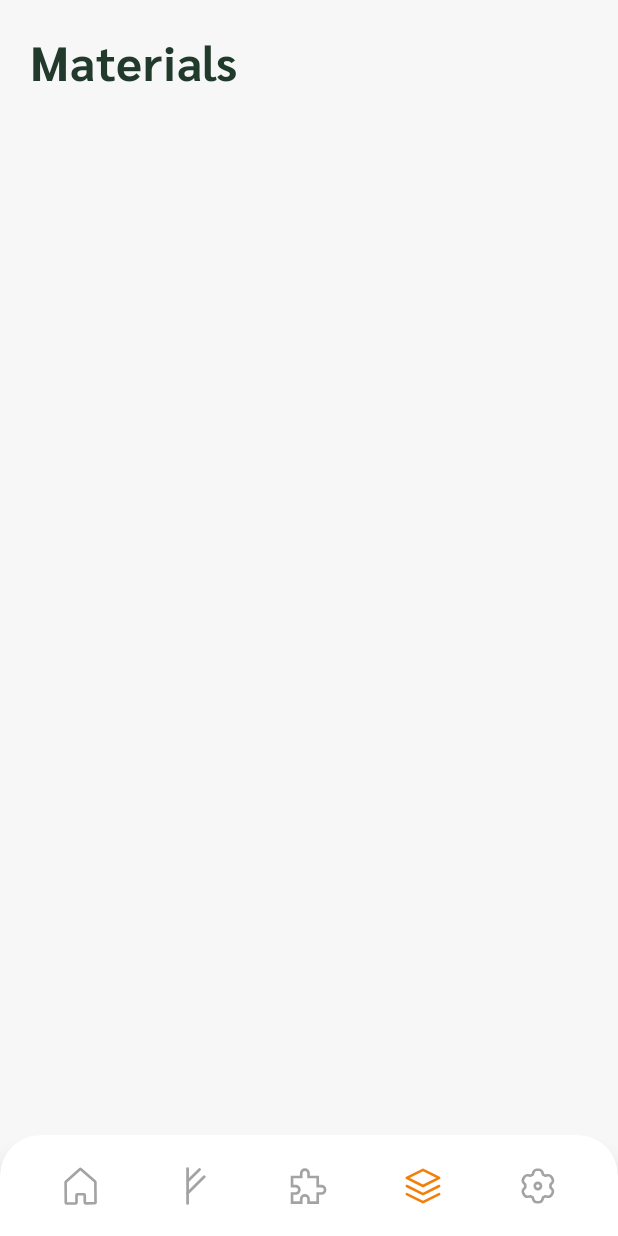
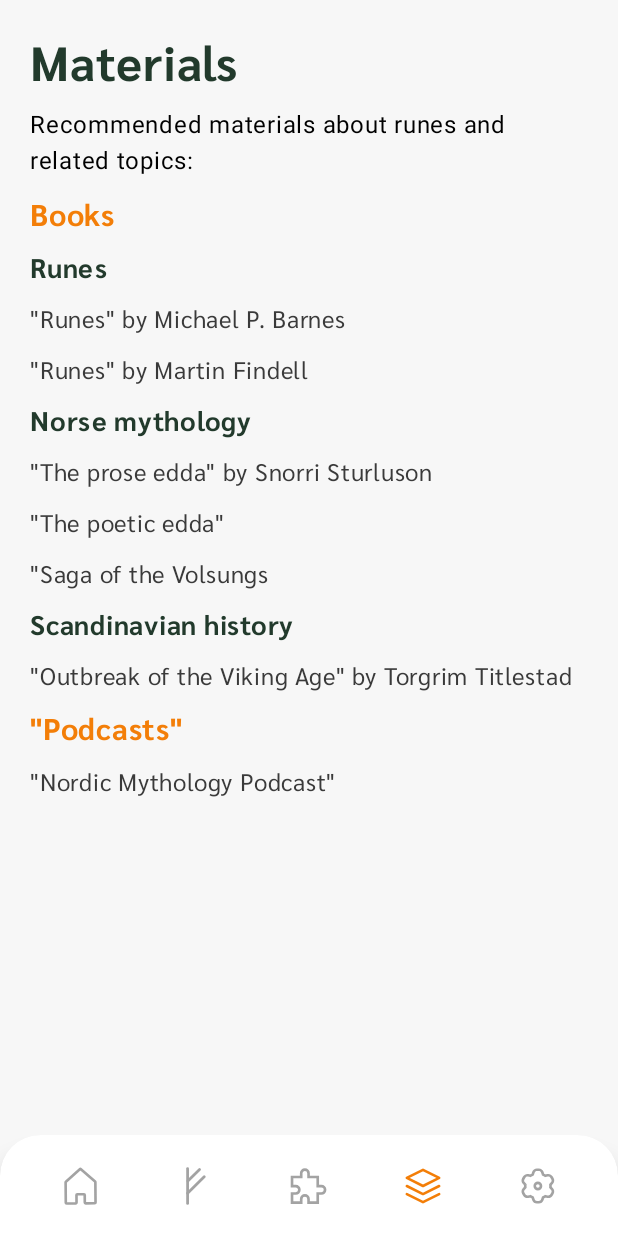
Before and after one commit to tomaszgarbus/Litiluism, an Android app built with Jetpack Compose: the LessonsScreen screen opened through its navigation route, after a tap on "Materials", on a phone screen of 412 x 824 dp. Run offline under Robolectric (Android 15) with nearby library versions, the phone set to English and light mode, and no system bars; libraries missing offline, so code that uses them is left out: org.osmdroid.config; 1 statement that could not run was skipped.

Commit message:
materials

```diff
--- a/app/src/main/java/com/tgarbus/litiluism/MaterialsScreen.kt
+++ /dev/null
@@ -1,16 +0,0 @@
-package com.tgarbus.litiluism
-
-import androidx.compose.runtime.Composable
-import androidx.navigation.NavController
-import com.tgarbus.litiluism.ui.reusables.ButtonType
-import com.tgarbus.litiluism.ui.reusables.Dock
-import com.tgarbus.litiluism.ui.reusables.FullScreenPaddedColumn
-import com.tgarbus.litiluism.ui.reusables.Header
-
-@Composable
-fun MaterialsScreen(navController: NavController) {
-    FullScreenPaddedColumn {
-        Header("Materials")
-    }
-    Dock(ButtonType.MATERIALS, navController)
-}
--- a/app/src/main/java/com/tgarbus/litiluism/ui/LearningScreen.kt
+++ b/app/src/main/java/com/tgarbus/litiluism/ui/LearningScreen.kt
@@ -34,6 +34,7 @@
 import com.tgarbus.litiluism.ui.reusables.ButtonType
 import com.tgarbus.litiluism.ui.reusables.Dock
 import com.tgarbus.litiluism.ui.reusables.DoneMarker
+import com.tgarbus.litiluism.ui.reusables.FullScreenPaddedColumn
 import com.tgarbus.litiluism.ui.reusables.Header
 import com.tgarbus.litiluism.viewmodel.LearningViewModel
 
@@ -90,20 +91,10 @@
 
 @Composable
 fun LessonsScreen(navController: NavController, viewModel: LearningViewModel = viewModel()) {
-    val scrollState = rememberScrollState()
     val completedLessons =
         viewModel.getCompletedLessons(LocalContext.current).collectAsState(setOf())
     Box(modifier = Modifier.fillMaxSize()) {
-        Column(
-            modifier = Modifier
-                .fillMaxSize()
-                // TODO: set bg color through theme
-                .background(colorResource(R.color.light_bg))
-                .verticalScroll(scrollState)
-                .padding(vertical = 20.dp)
-                .padding(horizontal = 20.dp),
-            verticalArrangement = Arrangement.spacedBy(10.dp)
-        ) {
+        FullScreenPaddedColumn {
             Header("Learn")
             StaticContentRepository.getInstance().lessons.forEachIndexed { i, lesson ->
                 LessonListItem(lesson, i, completedLessons.value.contains(lesson.id), navController)
--- a/app/src/main/java/com/tgarbus/litiluism/ui/LessonScreen.kt
+++ b/app/src/main/java/com/tgarbus/litiluism/ui/LessonScreen.kt
@@ -81,6 +81,7 @@
     Box(
         modifier = Modifier
             .padding(14.dp)
+            .shadow(1.dp, RoundedCornerShape(size = 21.dp))
             .clip(RoundedCornerShape(size = 21.dp))
             .background(Color.White)
             .clickable { hidden.value = !hidden.value }
@@ -122,7 +123,9 @@
                 ) {
                     Image(
                         painterResource(block.imageResourceId),
-                        block.textBlock.toString()
+                        block.textBlock.toString(),
+                        modifier = Modifier.fillMaxWidth(),
+                        contentScale = ContentScale.Fit
                     )
                     LessonTextBlockOnImageView(block.textBlock)
                 }
--- a/app/src/main/java/com/tgarbus/litiluism/ui/MainActivity.kt
+++ b/app/src/main/java/com/tgarbus/litiluism/ui/MainActivity.kt
@@ -13,7 +13,6 @@
 import androidx.navigation.compose.composable
 import androidx.navigation.compose.rememberNavController
 import androidx.navigation.navArgument
-import com.tgarbus.litiluism.MaterialsScreen
 import com.tgarbus.litiluism.R
 import com.tgarbus.litiluism.data.StaticContentRepository
 import org.osmdroid.config.Configuration
--- /dev/null
+++ b/app/src/main/java/com/tgarbus/litiluism/ui/MaterialsScreen.kt
@@ -0,0 +1,68 @@
+package com.tgarbus.litiluism.ui
+
+import androidx.compose.material3.Text
+import androidx.compose.runtime.Composable
+import androidx.compose.ui.res.colorResource
+import androidx.compose.ui.text.font.FontWeight
+import androidx.compose.ui.unit.sp
+import androidx.navigation.NavController
+import com.tgarbus.litiluism.R
+import com.tgarbus.litiluism.ui.Fonts.Companion.sarabunFontFamily
+import com.tgarbus.litiluism.ui.reusables.ButtonType
+import com.tgarbus.litiluism.ui.reusables.Dock
+import com.tgarbus.litiluism.ui.reusables.FullScreenPaddedColumn
+import com.tgarbus.litiluism.ui.reusables.Header
+
+@Composable
+fun SectionHeader(text: String) {
+    Text(
+        text,
+        fontFamily = sarabunFontFamily,
+        fontWeight = FontWeight.Bold,
+        color = colorResource(R.color.primary),
+        fontSize = 20.sp,
+    )
+}
+
+@Composable
+fun SubsectionHeader(text: String) {
+    Text(
+        text,
+        fontFamily = sarabunFontFamily,
+        fontWeight = FontWeight.Bold,
+        color = colorResource(R.color.secondary),
+        fontSize = 18.sp,
+    )
+}
+
+@Composable
+fun NormalText(text: String) {
+    Text(
+        text,
+        fontFamily = sarabunFontFamily,
+        fontWeight = FontWeight.Normal,
+        color = colorResource(R.color.dark_grey),
+        fontSize = 16.sp
+    )
+}
+
+@Composable
+fun MaterialsScreen(navController: NavController) {
+    FullScreenPaddedColumn {
+        Header("Materials")
+        Text("Recommended materials about runes and related topics:")
+        SectionHeader("Books")
+        SubsectionHeader("Runes")
+        NormalText("\"Runes\" by Michael P. Barnes")
+        NormalText("\"Runes\" by Martin Findell")
+        SubsectionHeader("Norse mythology")
+        NormalText("\"The prose edda\" by Snorri Sturluson")
+        NormalText("\"The poetic edda\"")
+        NormalText("\"Saga of the Volsungs")
+        SubsectionHeader("Scandinavian history")
+        NormalText("\"Outbreak of the Viking Age\" by Torgrim Titlestad")
+        SectionHeader("\"Podcasts\"")
+        NormalText("\"Nordic Mythology Podcast\"")
+    }
+    Dock(ButtonType.MATERIALS, navController)
+}
```
Also changed, not shown: app/src/main/res/raw/lessons.xml (+36 -0 lines), app/src/main/res/drawable/learn_futhark_6_runes.jpg (added).
